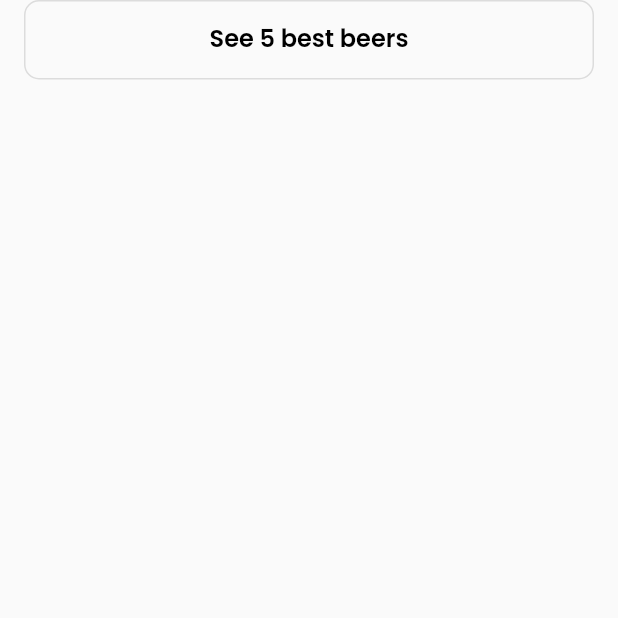
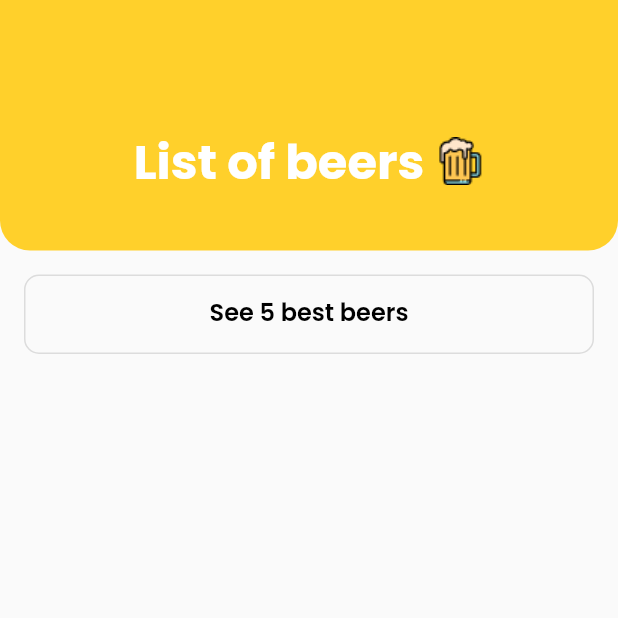
Before and after one commit to fentosbence/beerRating, a Flutter app: the MainPage screen opened by its route, on a phone screen of 412 x 824 dp, the top half of it. Run offline on Flutter 3.47's test engine with Material 2 defaults, Android fonts, the phone set to English and light mode, and no system bars; our stand-ins replace cached_network_image, device_info_plus, dio, firebase_core, get_it, go_router and 1 more; accounts and stored records are empty; network calls fail.

Commit message:
main page header

```diff
--- a/beer_app/lib/app/theme/color_palette.dart
+++ b/beer_app/lib/app/theme/color_palette.dart
@@ -8,4 +8,6 @@ class ColorPalette {
   static const white = Colors.white;
   static const gray = Color(0xFFE4E4E4);
   static const yellow = Color(0xFFFFD02B);
+
+  static const shadow = Color.fromRGBO(18, 14, 66, 0.1);
 }
--- /dev/null
+++ b/beer_app/lib/app/theme/theme.dart
@@ -0,0 +1,35 @@
+import 'package:beer_app/app/theme/color_palette.dart';
+import 'package:beer_app/service/platform_service.dart';
+import 'package:flutter/services.dart';
+
+class AppTheme {
+  static SystemUiOverlayStyle getSystemTheme({
+    Brightness brightness = Brightness.dark,
+    Color systemNavigationBarColor = ColorPalette.transparent,
+  }) {
+    Color navTrayColor;
+    Brightness b;
+    // NOTE: on android/ios light & dark behaves differently
+    if (PlatformService.isIos) {
+      navTrayColor = ColorPalette.transparent;
+      if (brightness == Brightness.light) {
+        b = Brightness.dark;
+      } else {
+        b = Brightness.light;
+      }
+    } else {
+      b = brightness;
+      navTrayColor = systemNavigationBarColor;
+    }
+
+    return SystemUiOverlayStyle(
+      statusBarColor: ColorPalette.transparent,
+      statusBarBrightness: b,
+      statusBarIconBrightness: b,
+      systemNavigationBarIconBrightness: b,
+      systemNavigationBarColor: navTrayColor,
+    );
+  }
+
+  AppTheme._();
+}
--- a/beer_app/lib/page/main/main_page.dart
+++ b/beer_app/lib/page/main/main_page.dart
@@ -1,8 +1,12 @@
+import 'package:beer_app/app/theme/color_palette.dart';
 import 'package:beer_app/app/theme/sizes.dart';
+import 'package:beer_app/app/theme/theme.dart';
 import 'package:beer_app/core/provider/beer_provider.dart';
 import 'package:beer_app/page/main/beer_list_item.dart';
+import 'package:beer_app/page/main/sliver_header_delegate.dart';
 import 'package:beer_app/widget/button.dart';
 import 'package:flutter/material.dart';
+import 'package:flutter/services.dart';
 import 'package:provider/provider.dart';
 
 import '../../widget/gaps.dart';
@@ -23,16 +27,19 @@ class _MainPageState extends State<MainPage> {
   Widget build(BuildContext context) {
     final beers = Provider.of<BeerProvider>(context);
 
-    return Scaffold(
-      body: Padding(
-        padding: Paddings.horizontal40,
-        child: CustomScrollView(
+    return AnnotatedRegion<SystemUiOverlayStyle>(
+      value: AppTheme.getSystemTheme(
+        systemNavigationBarColor: ColorPalette.transparent,
+      ),
+      child: Scaffold(
+        body: CustomScrollView(
           slivers: [
-            // SliverPersistentHeader(
-            //   delegate: SliverHeaderDelegate(context),
-            //   pinned: true,
-            // ),
+            SliverPersistentHeader(
+              delegate: SliverHeaderDelegate.from(context, "List of beers"),
+              pinned: true,
+            ),
             SliverListBuilder(
+              padding: Paddings.horizontal40,
               childCount: beers.beers?.length ?? 0,
               separator: const Separator(),
               itemBuilder: (BuildContext context, int index) {
@@ -42,6 +49,7 @@ class _MainPageState extends State<MainPage> {
               },
             ),
             SliverChildren(
+              padding: Paddings.all16,
               children: [
                 Button(text: "See 5 best beers", onTap: () {}),
                 Vgap.systemNavbar(context),
```
Also changed, not shown: beer_app/lib/page/main/sliver_header_delegate.dart (added, +119 -0 lines), beer_app/lib/util/util.dart (added, +24 -0 lines).
